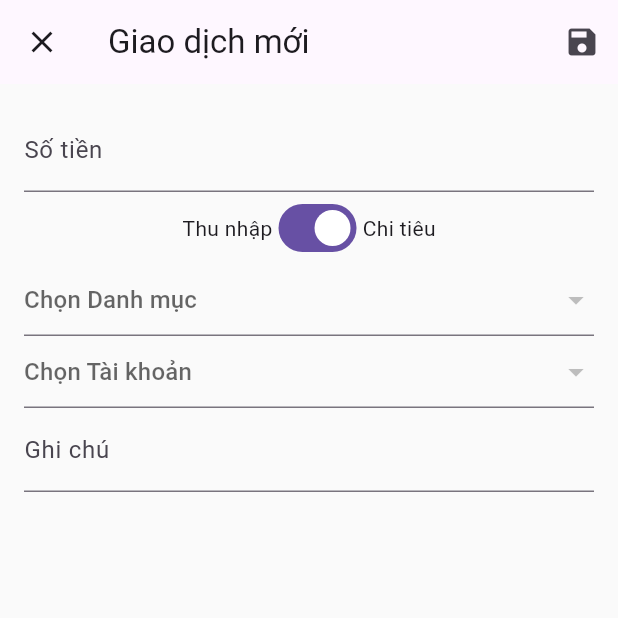
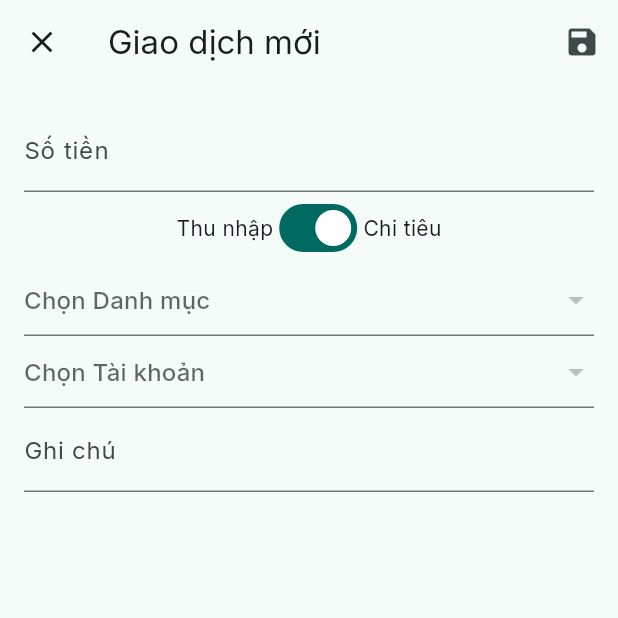
Before and after one commit to Quocc-Anh/MobileApp, a Flutter app: the screen it shows once a user with an empty profile is signed in, after a tap on the "add" icon, on a phone screen of 412 x 824 dp, the top half of it. Run offline on Flutter 3.47's test engine with Material 3 defaults, Android fonts, the phone set to English and light mode, and no system bars; our stand-ins replace cloud_firestore, firebase_auth, firebase_core, fl_chart, google_fonts, lottie and 1 more; accounts and stored records are empty; network calls fail.

Commit message:
update giao dien

```diff
--- a/lib/main.dart
+++ b/lib/main.dart
@@ -1,6 +1,7 @@
 import 'package:flutter/material.dart';
 import 'package:firebase_core/firebase_core.dart';
 import 'package:provider/provider.dart';
+import 'package:google_fonts/google_fonts.dart';
 import 'firebase_options.dart';
 import 'package:intl/date_symbol_data_local.dart';
 
@@ -43,8 +44,22 @@ class MyApp extends StatelessWidget {
       child: MaterialApp(
         title: 'Quản lý Chi tiêu',
         theme: ThemeData(
-          primarySwatch: Colors.teal,
-          scaffoldBackgroundColor: Colors.grey[50],
+          useMaterial3: true, // <-- Bật Material 3
+          colorSchemeSeed: Colors.teal, // <-- Chọn màu chủ đạo
+          brightness: Brightness.light,
+          // Áp dụng font chữ mới cho toàn app
+          textTheme: GoogleFonts.interTextTheme(
+            Theme.of(context).textTheme,
+          ),
+        ),
+
+        darkTheme: ThemeData( // <-- (Tùy chọn) Thêm theme tối
+          useMaterial3: true,
+          colorSchemeSeed: Colors.teal,
+          brightness: Brightness.dark,
+          textTheme: GoogleFonts.interTextTheme(
+            Theme.of(context).textTheme.apply(bodyColor: Colors.white),
+          ),
         ),
         debugShowCheckedModeBanner: false,
         // AuthWrapper sẽ quyết định hiển thị màn hình Đăng nhập hay Trang chủ
--- a/lib/screens/main/dashboard_tab.dart
+++ b/lib/screens/main/dashboard_tab.dart
@@ -1,10 +1,14 @@
 import 'package:flutter/material.dart';
 import 'package:provider/provider.dart';
+import 'package:intl/intl.dart';
+import 'package:lottie/lottie.dart'; // <-- THÊM
+import 'package:shimmer/shimmer.dart'; // <-- THÊM
+
 import '../../services/auth_service.dart';
 import '../../services/firestore_service.dart';
 import '../../models/transaction.dart';
-import '../../models/account.dart'; // <-- THÊM IMPORT
-import 'package:intl/intl.dart';
+import '../../models/account.dart';
+import '../../models/category.dart'; // <-- THÊM
 
 class DashboardTab extends StatelessWidget {
   const DashboardTab({super.key});
@@ -14,102 +18,72 @@ class DashboardTab extends StatelessWidget {
     final authService = Provider.of<AuthService>(context, listen: false);
     final firestoreService = Provider.of<FirestoreService>(context, listen: false);
     final userId = authService.currentUserId;
-
     final oCcy = NumberFormat("#,##0", "vi_VN");
 
     if (userId == null) {
       return Center(child: Text('Lỗi: Không tìm thấy người dùng.'));
     }
 
-    // Chúng ta cần lồng 2 StreamBuilder để lấy dữ liệu từ 2 collection
-    // 1. Lấy danh sách TÀI KHOẢN (để tính tổng số dư ban đầu)
+    // Chúng ta lồng 3 StreamBuilder
+    // 1. Lấy TÀI KHOẢN (để tính số dư ban đầu)
     return StreamBuilder<List<Account>>(
       stream: firestoreService.getAccountsStream(userId),
       builder: (context, accSnapshot) {
-
-        // 2. Lấy danh sách GIAO DỊCH (để tính tổng tiền giao dịch)
+        // 2. Lấy DANH MỤC (để lấy tên danh mục)
+        return StreamBuilder<List<Category>>(
+          stream: firestoreService.getCategoriesStream(userId),
+          builder: (context, catSnapshot) {
+            // 3. Lấy GIAO DỊCH
             return StreamBuilder<List<MyTransaction>>(
               stream: firestoreService.getTransactionsStream(userId),
               builder: (context, txSnapshot) {
-
-            // Xử lý trạng thái loading
-            if (!accSnapshot.hasData || !txSnapshot.hasData) {
-              return Center(child: CircularProgressIndicator());
+                // --- XỬ LÝ TRẠNG THÁI LOADING (Nâng cấp) ---
+                if (!accSnapshot.hasData || !catSnapshot.hasData || !txSnapshot.hasData) {
+                  // Hiển thị giao diện "xương" lấp lánh
+                  return _buildLoadingShimmer(context);
                 }
 
                 final accounts = accSnapshot.data!;
+                final categories = catSnapshot.data!;
                 final transactions = txSnapshot.data!;
 
-            // --- TÍNH TOÁN CHÍNH XÁC ---
+                // --- TẠO MAP ĐỂ TÌM TÊN DANH MỤC NHANH (Nâng cấp) ---
+                // Chuyển List<Category> thành Map<String, String>
+                // Ví dụ: {'cat_id_1': 'Ăn uống', 'cat_id_2': 'Đi lại'}
+                final categoryMap = {for (var cat in categories) cat.id: cat.name};
 
-            // 1. Tính tổng số dư ban đầu từ TẤT CẢ tài khoản
-            double totalInitialBalance = accounts.fold(
-                0.0,
-                    (sum, acc) => sum + acc.initialBalance
-            );
-
-            // 2. Tính tổng tiền từ TẤT CẢ giao dịch
-            double totalTransactionAmount = transactions.fold(
-                0.0,
-                    (sum, tx) => sum + tx.amount
-            );
-
-            // 3. Tổng số dư = (Tổng ban đầu) + (Tổng giao dịch)
+                // --- TÍNH TOÁN SỐ DƯ (Giữ nguyên) ---
+                double totalInitialBalance =
+                accounts.fold(0.0, (sum, acc) => sum + acc.initialBalance);
+                double totalTransactionAmount =
+                transactions.fold(0.0, (sum, tx) => sum + tx.amount);
                 double totalBalance = totalInitialBalance + totalTransactionAmount;
 
                 // --- KẾT THÚC TÍNH TOÁN ---
 
                 return Column(
                   children: [
-                // --- Hiển thị Số dư ---
-                Container(
-                  width: double.infinity,
-                  padding: EdgeInsets.all(20),
-                  color: Colors.teal[50],
-                  child: Column(
-                    children: [
-                      Text('TỔNG SỐ DƯ', style: TextStyle(color: Colors.grey[600])),
-                      Text(
-                        '${oCcy.format(totalBalance)} VNĐ', // Dùng biến totalBalance đã tính
-                        style: TextStyle(
-                          fontSize: 32,
-                          fontWeight: FontWeight.bold,
-                          color: totalBalance >= 0 ? Colors.teal[700] : Colors.red,
-                        ),
-                      ),
-                    ],
-                  ),
-                ),
+                    // --- HIỂN THỊ SỐ DƯ (Nâng cấp) ---
+                    _buildBalanceCard(context, totalBalance, oCcy),
 
-                // --- Lịch sử Giao dịch ---
+                    // --- LỊCH SỬ GIAO DỊCH (Nâng cấp) ---
                     Expanded(
                       child: transactions.isEmpty
-                      ? Center(child: Text('Chưa có giao dịch nào.'))
+                      // --- TRẠNG THÁI RỖNG (Nâng cấp) ---
+                          ? _buildEmptyState()
+                      // --- DANH SÁCH (Nâng cấp) ---
                           : ListView.builder(
+                        padding: EdgeInsets.symmetric(horizontal: 8),
                         itemCount: transactions.length,
                         itemBuilder: (ctx, index) {
                           final tx = transactions[index];
                           bool isExpense = tx.amount < 0;
+                          // Lấy tên danh mục từ Map
+                          final categoryName =
+                              categoryMap[tx.categoryId] ?? 'Không rõ';
 
-                      return ListTile(
-                        leading: CircleAvatar(
-                          backgroundColor: isExpense ? Colors.red[100] : Colors.green[100],
-                          child: Icon(
-                            isExpense ? Icons.arrow_downward : Icons.arrow_upward,
-                            color: isExpense ? Colors.red : Colors.green,
-                          ),
-                        ),
-                        // (Bạn cần logic để hiển thị tên Danh mục/Tài khoản từ ID)
-                        title: Text(tx.note.isEmpty ? 'Giao dịch' : tx.note),
-                        subtitle: Text(DateFormat.yMd('vi_VN').format(tx.date)),
-                        trailing: Text(
-                          oCcy.format(tx.amount),
-                          style: TextStyle(
-                            fontWeight: FontWeight.bold,
-                            color: isExpense ? Colors.red : Colors.green,
-                          ),
-                        ),
-                      );
+                          return _buildTransactionCard(
+                              tx, categoryName, isExpense, oCcy);
                         },
                       ),
                     ),
@@ -119,5 +93,164 @@ class DashboardTab extends StatelessWidget {
             );
           },
         );
+      },
+    );
+  }
+
+  /// WIDGET HIỂN THỊ TỔNG SỐ DƯ (MỚI)
+  Widget _buildBalanceCard(BuildContext context, double totalBalance, NumberFormat oCcy) {
+    final colors = Theme.of(context).colorScheme;
+
+    return Card(
+      margin: EdgeInsets.all(12),
+      elevation: 2,
+      // Dùng màu surfaceContainerHigh của Material 3
+      color: colors.surfaceContainerHigh,
+      child: Container(
+        width: double.infinity,
+        padding: EdgeInsets.all(20),
+        child: Column(
+          children: [
+            Text(
+              'TỔNG SỐ DƯ',
+              style: TextStyle(
+                  color: colors.onSurfaceVariant, // Màu chữ phụ
+                  fontSize: 14,
+                  fontWeight: FontWeight.bold,
+                  letterSpacing: 1.1
+              ),
+            ),
+            SizedBox(height: 8),
+            Text(
+              '                          totalBalance,',
+              style: TextStyle(
+                fontSize: 32,
+                fontWeight: FontWeight.w700,
+                color: totalBalance >= 0 ? colors.primary : colors.error,
+              ),
+            ),
+          ],
+        ),
+      ),
+    );
+  }
+
+  /// WIDGET HIỂN THỊ MỘT GIAO DỊCH (MỚI)
+  Widget _buildTransactionCard(
+      MyTransaction tx, String categoryName, bool isExpense, NumberFormat oCcy) {
+    return Card(
+      margin: EdgeInsets.symmetric(vertical: 5),
+      child: ListTile(
+        leading: CircleAvatar(
+          backgroundColor:
+          isExpense ? Colors.red.withAlpha(25) : Colors.green.withAlpha(25),
+          child: Icon(
+            isExpense ? Icons.arrow_downward : Icons.arrow_upward,
+            color: isExpense ? Colors.red : Colors.green,
+          ),
+        ),
+        // Hiển thị tên Danh mục
+        title: Text(
+          categoryName,
+          style: TextStyle(fontWeight: FontWeight.bold),
+        ),
+        // Hiển thị Ghi chú (nếu có) và Ngày
+        subtitle: Column(
+          crossAxisAlignment: CrossAxisAlignment.start,
+          children: [
+            if (tx.note.isNotEmpty)
+              Text(tx.note, style: TextStyle(fontSize: 12)),
+            Text(
+              DateFormat.yMd('vi_VN').add_Hm().format(tx.date), // Thêm giờ phút
+              style: TextStyle(fontSize: 12, color: Colors.grey[600]),
+            ),
+          ],
+        ),
+        trailing: Text(
+          oCcy.format(tx.amount),
+          style: TextStyle(
+            fontWeight: FontWeight.bold,
+            fontSize: 15,
+            color: isExpense ? Colors.red : Colors.green,
+          ),
+        ),
+        isThreeLine: tx.note.isNotEmpty, // Tăng chiều cao nếu có Ghi chú
+      ),
+    );
+  }
+
+  /// WIDGET TRẠNG THÁI RỖNG (MỚI)
+  Widget _buildEmptyState() {
+    return Center(
+      child: Column(
+        mainAxisAlignment: MainAxisAlignment.center,
+        children: [
+          // Hãy chắc chắn bạn có file này trong assets
+          Lottie.asset('assets/animations/empty_state.json', height: 200),
+          SizedBox(height: 16),
+          Text(
+            'Chưa có giao dịch nào',
+            style: TextStyle(fontSize: 18, color: Colors.grey[600]),
+          ),
+        ],
+      ),
+    );
+  }
+
+  /// WIDGET TRẠNG THÁI TẢI DỮ LIỆU (MỚI)
+  Widget _buildLoadingShimmer(BuildContext context) {
+    final shimmerColor = Colors.grey[300]!;
+    final shimmerHighlight = Colors.grey[100]!;
+
+    // Hàm tạo 1 hộp "xương"
+    Widget buildPlaceholder(double height, {double? width, double radius = 8}) {
+      return Container(
+        height: height,
+        width: width ?? double.infinity,
+        decoration: BoxDecoration(
+          color: Colors.white,
+          borderRadius: BorderRadius.circular(radius),
+        ),
+      );
+    }
+
+    return Shimmer.fromColors(
+      baseColor: shimmerColor,
+      highlightColor: shimmerHighlight,
+      child: SingleChildScrollView(
+        physics: NeverScrollableScrollPhysics(), // Không cho cuộn khi đang tải
+        padding: EdgeInsets.all(12),
+        child: Column(
+          children: [
+            // "Xương" cho Card Số dư
+            Card(
+              elevation: 2,
+              child: Container(
+                padding: EdgeInsets.all(20),
+                width: double.infinity,
+                child: Column(
+                  children: [
+                    buildPlaceholder(14, width: 100),
+                    SizedBox(height: 12),
+                    buildPlaceholder(32, width: 200),
+                  ],
+                ),
+              ),
+            ),
+            SizedBox(height: 16),
+            // "Xương" cho danh sách giao dịch
+            ...List.generate(5, (index) => Card(
+              margin: EdgeInsets.symmetric(vertical: 5),
+              child: ListTile(
+                leading: buildPlaceholder(40, width: 40, radius: 20), // Avatar tròn
+                title: buildPlaceholder(16, width: 150),
+                subtitle: buildPlaceholder(12, width: 100),
+                trailing: buildPlaceholder(18, width: 80),
+              ),
+            )),
+          ],
+        ),
+      ),
+    );
   }
 }
--- a/pubspec.yaml
+++ b/pubspec.yaml
@@ -40,6 +40,9 @@ dependencies:
   provider: ^6.1.5+1
   fl_chart: ^0.65.0
   intl: ^0.20.2
+  google_fonts: ^6.1.0 #
+  lottie: ^3.0.0
+  shimmer: ^3.0.0
 
 dev_dependencies:
   flutter_test:
```
Also changed, not shown: pubspec.lock, 1 other file. Lines whose indentation alone changed are shown as unchanged.
